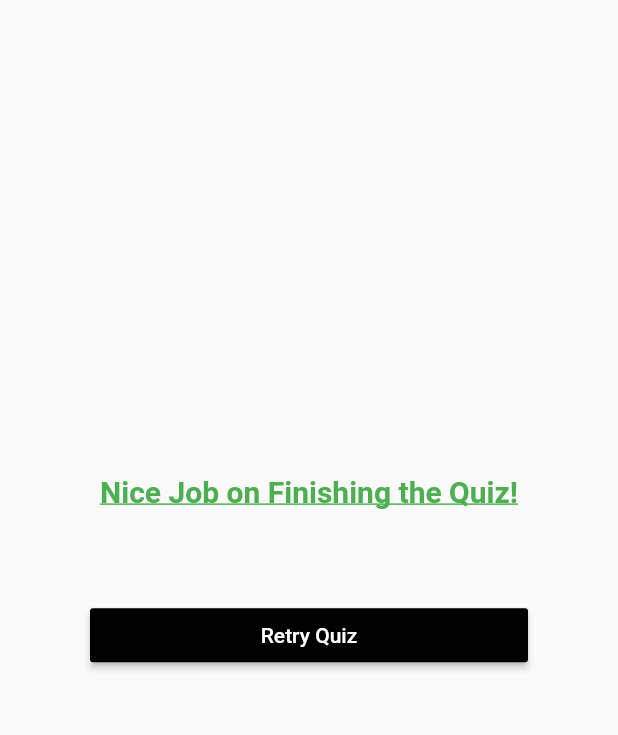
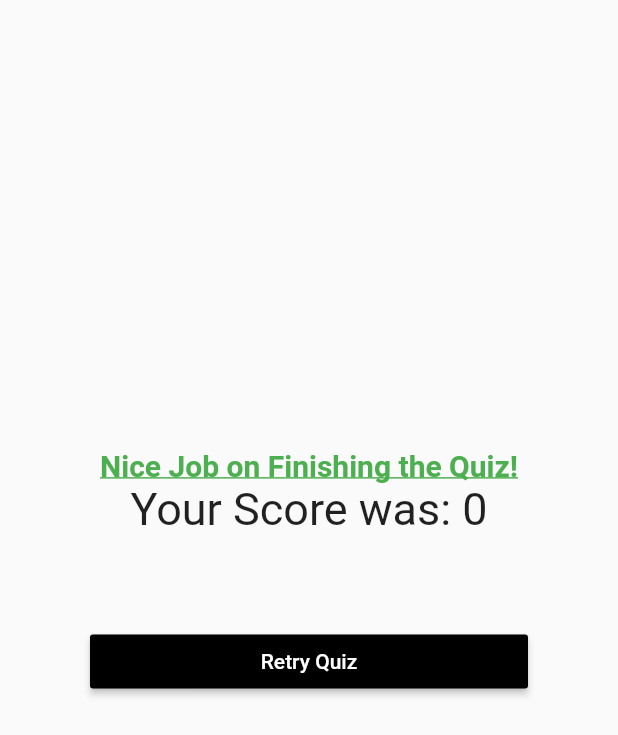
Before and after one commit to gleich/QuizApp, a Flutter app: the Result widget shown alone on an empty page, opened directly with empty values, on a phone screen of 412 x 824 dp. Shown: the top 735 px of the screen. Run offline on Flutter 3.47's test engine with Material 2 defaults, Android fonts, the phone set to English and light mode, and no system bars.

Commit message:
Implement scoring system

```diff
--- a/lib/coreWidgets/quiz.dart
+++ b/lib/coreWidgets/quiz.dart
@@ -19,9 +19,9 @@ class Quiz extends StatelessWidget {
     return Column(
       children: <Widget>[
         Question(questions[questionIndex]["question"]),
-        ...(questions[questionIndex]["answers"] as List<String>).map(
+        ...(questions[questionIndex]["answers"] as List<Map<String, Object>>).map(
           (answer) {
-            return Answer(answeredQuestion, answer);
+            return Answer(() => answeredQuestion(answer["score"]), answer["text"]);
           },
         ).toList(),
         Container(
--- a/lib/coreWidgets/result.dart
+++ b/lib/coreWidgets/result.dart
@@ -2,7 +2,8 @@ import 'package:flutter/material.dart';
 
 class Result extends StatelessWidget {
   final Function restart;
-  Result({@required this.restart});
+  int score;
+  Result({@required this.restart, @required this.score});
 
   @override
   Widget build(BuildContext context) {
@@ -13,10 +14,15 @@ class Result extends StatelessWidget {
           Text(
             "Nice Job on Finishing the Quiz!",
             style: TextStyle(
-              color: Colors.green,
-              decoration: TextDecoration.underline,
-              fontSize: 20.0,
-              fontWeight: FontWeight.bold
+                color: Colors.green,
+                decoration: TextDecoration.underline,
+                fontSize: 20.0,
+                fontWeight: FontWeight.bold),
+          ),
+          Text(
+            "Your Score was: " + score.toString(),
+            style: TextStyle(
+              fontSize: 30.0,
             ),
           ),
           Container(
--- a/lib/main.dart
+++ b/lib/main.dart
@@ -15,23 +15,37 @@ class MyApp extends StatefulWidget {
 class _MyAppState extends State<MyApp> {
   // State for MyApp class
   var _questionIndex = 0;
+  var _totalScore = 0;
   static const _questions = [
     {
       "question": "What is your favorite color?",
-      "answers": ["🔴 Red 🔴", "🟢 Green 🟢", "🔵 Blue 🔵"]
+      "answers": [
+        {"text": "🔴 Red 🔴", "score": 5},
+        {"text": "🟢 Green 🟢", "score": 5},
+        {"text": "🔵 Blue 🔵", "score": 10}
+      ]
     },
     {
       "question": "What is your favorite animal?",
-      "answers": ["🐶 Dog 🐶", "😺 Cat 😺", "🦝 Racoon 🦝"]
+      "answers": [
+        {"text": "🐶 Dog 🐶", "score": 0},
+        {"text": "😺 Cat 😺", "score": 5},
+        {"text": "🦝 Racoon 🦝", "score": 10}
+      ]
     },
     {
       "question": "What is Matt's Age?",
-      "answers": ["🎂 15 🎂", "🎂 16 🎂", "🎂 14 🎂"]
+      "answers": [
+        {"text": "🎂 15 🎂", "score": 10},
+        {"text": "🎂 16 🎂", "score": 5},
+        {"text": "🎂 20 🎂", "score": -5}
+      ]
     }
   ];
 
-  void _answeredQuestion() {
+  void _answeredQuestion(int score) {
     setState(() {
+      _totalScore += score;
       _questionIndex = _questionIndex + 1;
     }); // Change state of MyApp Widget
   }
@@ -39,6 +53,7 @@ class _MyAppState extends State<MyApp> {
   void _restart() {
     setState(() {
       _questionIndex = 0;
+      _totalScore = 0;
     });
   }
 
@@ -57,8 +72,10 @@ class _MyAppState extends State<MyApp> {
                   questionIndex: _questionIndex,
                   restart: _restart,
                 )
-            : Result(restart: _restart,)
-      ),
+              : Result(
+                  restart: _restart,
+                  score: _totalScore,
+                )),
     );
   }
 }
```
Lines whose indentation alone changed are shown as unchanged.
